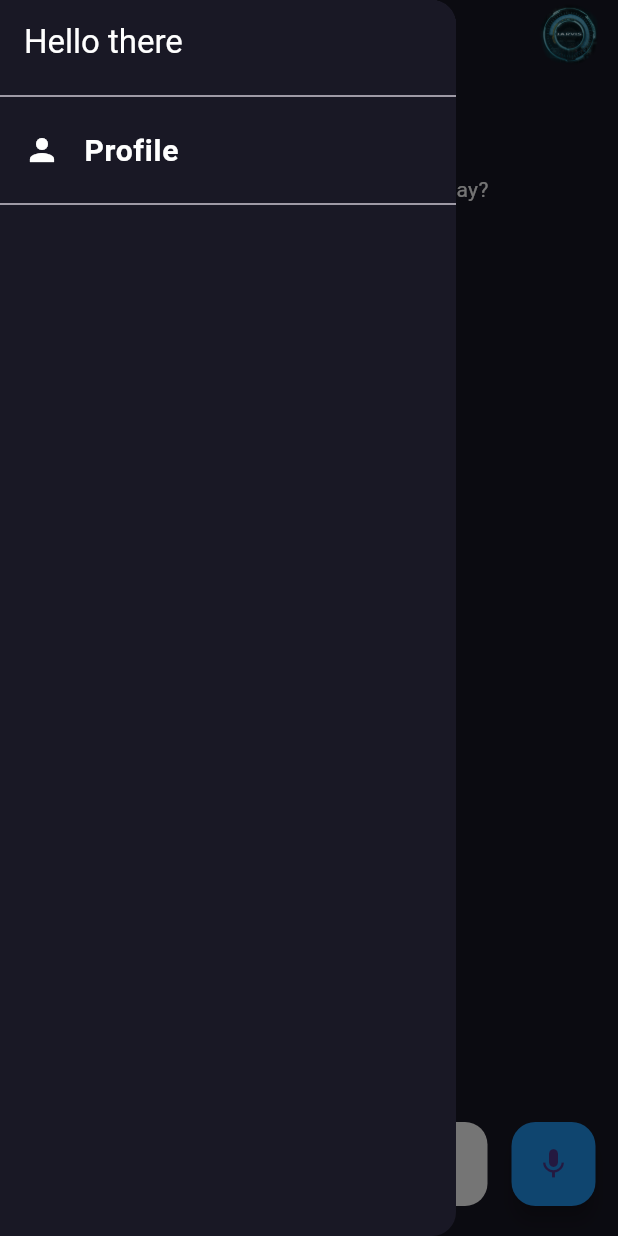
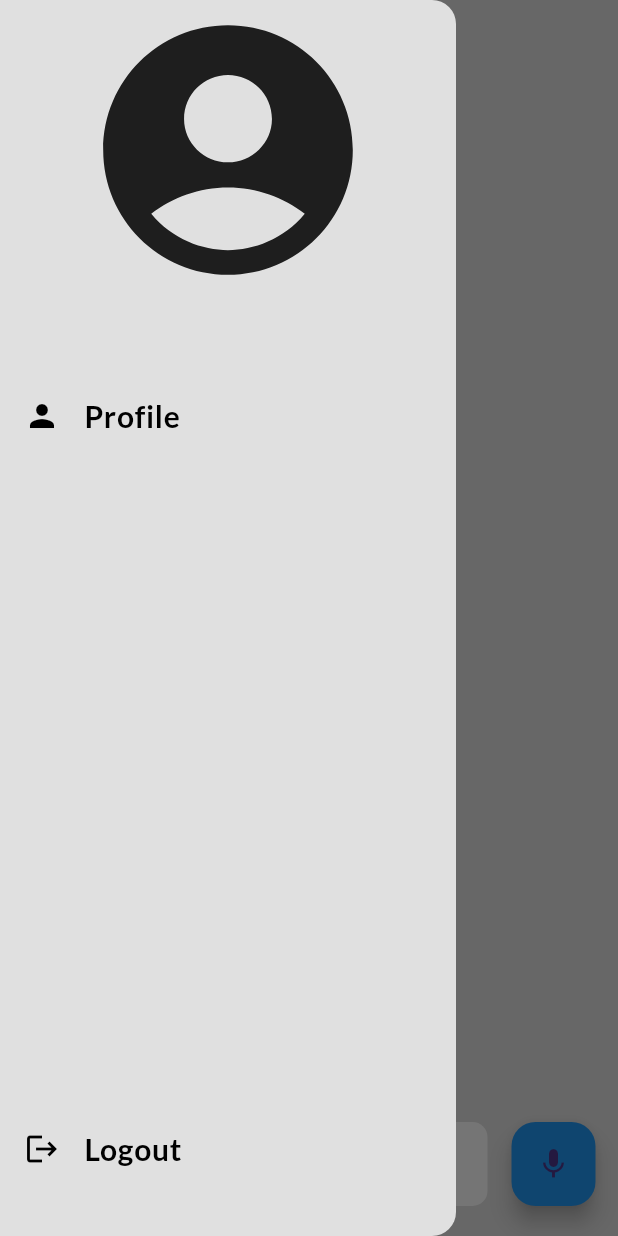
Before and after one commit to sujalutekar/Flutter-Virtual-Assistant-App, a Flutter app: the HomePage screen opened directly, with the side drawer open, on a phone screen of 412 x 824 dp. Run offline on Flutter 3.47's test engine with Material 2 defaults, Android fonts, the phone set to English and light mode, and no system bars; our stand-ins replace flutter_tts, google_fonts, shared_preferences, speech_to_text; accounts and stored records are empty.

Commit message:
Chat Item

```diff
--- /dev/null
+++ b/lib/models/http_exception.dart
@@ -0,0 +1,11 @@
+class HttpException {
+  final String message;
+
+  HttpException(this.message);
+
+  @override
+  String toString() {
+    return message;
+    // return super.toString();
+  }
+}
--- /dev/null
+++ b/lib/models/message.dart
@@ -0,0 +1,13 @@
+import 'package:flutter/material.dart';
+
+class Message {
+  final String content;
+  bool isMe;
+  final Color color;
+
+  Message({
+    required this.content,
+    required this.isMe,
+    required this.color,
+  });
+}
--- a/lib/screens/home_page.dart
+++ b/lib/screens/home_page.dart
@@ -1,16 +1,20 @@
 import 'dart:async';
+import 'dart:convert';
 
 import 'package:flutter/material.dart';
 import 'package:flutter/services.dart';
 import 'package:flutter_tts/flutter_tts.dart';
 import 'package:google_fonts/google_fonts.dart';
-import 'package:jarvis/service/secrets.dart';
 import 'package:shared_preferences/shared_preferences.dart';
 import 'package:speech_to_text/speech_recognition_result.dart';
 import 'package:speech_to_text/speech_to_text.dart';
 
+import '../service/secrets.dart';
 import '../service/openai_service.dart';
 import '../widgets/app_drawer.dart';
+import '../widgets/images.dart';
+import '../widgets/chat_item.dart';
+import '../models/message.dart';
 
 class HomePage extends StatefulWidget {
   const HomePage({super.key});
@@ -28,6 +32,8 @@ class _HomePageState extends State<HomePage> {
   String? generatedImageUrl;
   final commandController = TextEditingController();
   int seconds = 0;
+  int maxSeconds = 35;
+  final List<Message> messages = [];
 
   @override
   void initState() {
@@ -37,6 +43,10 @@ class _HomePageState extends State<HomePage> {
     systemSpeak('How may i help you today sir');
     // startTimer();
     getData();
+  }
+
+  void addMessages(Message message) {
+    messages.add(message);
   }
 
   void getData() async {
@@ -50,8 +60,8 @@ class _HomePageState extends State<HomePage> {
   }
 
   void startTimer() {
-    seconds = 35;
-    Timer.periodic(const Duration(seconds: 1), (timer) {
+    seconds = maxSeconds;
+    Timer.periodic(const Duration(milliseconds: 1700), (timer) {
       if (seconds == 0) {
         timer.cancel();
       } else {
@@ -81,68 +91,77 @@ class _HomePageState extends State<HomePage> {
     setState(() {});
   }
 
-  void onSpeechResult(SpeechRecognitionResult result) async {
-    if (result.finalResult) {
-      print("FINAL RESULT : ${result.alternates}");
-      lastWords = result.recognizedWords;
+  Future<void> promptResult() async {
+    addMessages(
+      Message(
+        content: lastWords,
+        isMe: true,
+        color: Colors.blue,
+      ),
+    );
     final speech = await openAIService.isArtPromptAI(lastWords);
 
     startTimer();
-      seconds = 35;
+    seconds = maxSeconds;
 
     if (speech.contains('https')) {
       generatedImageUrl = speech;
       generatedContent = null;
-        setState(() {});
+      setState(() {
+        addMessages(
+          Message(
+            content: generatedImageUrl.toString(),
+            isMe: false,
+            color: Colors.white,
+          ),
+        );
+      });
     } else {
       generatedImageUrl = null;
       generatedContent = speech;
-        setState(() {});
+      setState(() {
+        addMessages(
+          Message(
+            content: generatedContent.toString(),
+            isMe: false,
+            color: Colors.white,
+          ),
+        );
+      });
       await systemSpeak(speech);
     }
     if (generatedContent == 'An internal error occured') {
-        print('AlertDialog');
-        showAlertDialog();
+      print('AlertDialog was shown');
+      showAlertDialog('PLease Wait For The Time To Pass Out');
+    }
+    print('SPEECH : $speech');
+    print('List : $messages');
   }
 
-      print('SPEECH : $speech');
+  Future<void> onSpeechResult(SpeechRecognitionResult result) async {
+    if (result.finalResult) {
+      print("FINAL RESULT : ${result.alternates}");
+      lastWords = result.recognizedWords;
+      promptResult();
     }
     print(result);
   }
 
-  void onCommandResult(String result) async {
+  Future<void> onCommandResult(String result) async {
     lastWords = result;
-    final speech = await openAIService.isArtPromptAI(lastWords);
-
-    startTimer();
-    seconds = 35;
-
-    if (speech.contains('https')) {
-      generatedImageUrl = speech;
-      generatedContent = null;
-      setState(() {});
-    } else {
-      generatedImageUrl = null;
-      generatedContent = speech;
-      setState(() {});
-      await systemSpeak(speech);
-    }
-    if (generatedContent == 'An internal error occured') {
-      print('AlertDialog');
-      showAlertDialog();
-    }
+    promptResult();
   }
 
   Future<void> systemSpeak(String content) async {
     await flutterTts.speak(content);
   }
 
-  showAlertDialog() {
+  showAlertDialog(String message) {
     return showDialog(
       context: context,
       builder: (BuildContext context) {
         return AlertDialog(
-          content: const Text('Please wait for the time to pass out'),
+          content: Text(message),
           actions: [
             TextButton(
               onPressed: () => Navigator.of(context).pop(),
@@ -168,23 +187,8 @@ class _HomePageState extends State<HomePage> {
       appBar: AppBar(
         title: Text(
           'J.A.R.V.I.S.',
-          style: GoogleFonts.nunito(color: Colors.white),
+          style: GoogleFonts.nunito(color: Colors.black, fontSize: 25),
         ),
-        actions: [
-          Padding(
-            padding: const EdgeInsets.only(right: 10).copyWith(bottom: 12),
-            child: Container(
-              height: 45,
-              width: 45,
-              decoration: const BoxDecoration(
-                shape: BoxShape.circle,
-                image: DecorationImage(
-                  image: AssetImage('assets/images/jarvis.png'),
-                ),
-              ),
-            ),
-          ),
-        ],
         centerTitle: true,
         systemOverlayStyle:
             const SystemUiOverlayStyle(statusBarColor: Colors.transparent),
@@ -200,8 +204,7 @@ class _HomePageState extends State<HomePage> {
                 ? Text(
                     'Timer : $seconds',
                     style: const TextStyle(
-                      // fontStyle: FontStyle.italic,
-                      color: Colors.white,
+                      color: Colors.black,
                     ),
                   )
                 : null,
@@ -211,29 +214,37 @@ class _HomePageState extends State<HomePage> {
               child: Column(
                 children: [
                   Container(
-                    // color: Colors.amber,
                     alignment: Alignment.topCenter,
                     child: Column(
                       children: [
                         Padding(
-                          padding: const EdgeInsets.all(20).copyWith(top: 40),
-                          child: Text(
-                            (generatedContent == null &&
-                                    generatedImageUrl == null)
-                                ? 'Hello Sir, How can i assist you today?'
-                                : generatedContent ?? "",
-                            style: const TextStyle(color: Colors.white),
+                          padding: const EdgeInsets.all(10).copyWith(top: 20),
+                          child: (messages.isEmpty)
+                              ? ChatItem(
+                                  message: Message(
+                                    content: 'How can i help you',
+                                    isMe: false,
+                                    color: Colors.white,
+                                  ),
+                                )
+                              : ListView.builder(
+                                  physics: NeverScrollableScrollPhysics(),
+                                  shrinkWrap: true,
+                                  itemCount: messages.length,
+                                  itemBuilder: (ctx, i) => IgnorePointer(
+                                    child: ChatItem(
+                                      message: messages[i],
+                                    ),
+                                  ),
                                 ),
                         ),
                         // For Image
                         Padding(
                           padding: const EdgeInsets.all(10),
-                          child: ClipRRect(
-                            borderRadius: BorderRadius.circular(15),
-                            child: generatedImageUrl != null
-                                ? Image.network(generatedImageUrl!)
-                                : null,
-                          ),
+                          child: Images(
+                              imageUrl: (jsonDecode(generatedImageUrl ?? "[]")
+                                      as Iterable)
+                                  .toList()),
                         ),
                       ],
                     ),
@@ -250,7 +261,7 @@ class _HomePageState extends State<HomePage> {
                   child: Container(
                     padding: const EdgeInsets.symmetric(vertical: 4),
                     decoration: BoxDecoration(
-                      borderRadius: BorderRadius.circular(15),
+                      borderRadius: BorderRadius.circular(10),
                       color: seconds != 0 ? Colors.grey : Colors.white,
                     ),
                     child: Padding(
@@ -262,7 +273,7 @@ class _HomePageState extends State<HomePage> {
                           onCommandResult(commandController.text);
                           commandController.clear();
                           startTimer();
-                          seconds = 35;
+                          seconds = maxSeconds;
                         },
                         textInputAction: TextInputAction.done,
                         decoration: const InputDecoration(
--- a/lib/service/secrets.dart
+++ b/lib/service/secrets.dart
@@ -2,3 +2,5 @@ String openAIAPIKey = '';
 
 String bossName = '';
 String userEmailId = '';
+
+// String invalidError = '';
--- a/lib/widgets/app_drawer.dart
+++ b/lib/widgets/app_drawer.dart
@@ -1,6 +1,8 @@
 import 'package:flutter/material.dart';
-import 'package:jarvis/screens/profile_screen.dart';
-import 'package:jarvis/service/secrets.dart';
+import 'package:google_fonts/google_fonts.dart';
+
+import '../screens/profile_screen.dart';
+import '../service/secrets.dart';
 
 class AppDrawer extends StatelessWidget {
   const AppDrawer({super.key});
@@ -8,41 +10,89 @@ class AppDrawer extends StatelessWidget {
   @override
   Widget build(BuildContext context) {
     return Drawer(
-      backgroundColor: const Color(0xff191825),
+      backgroundColor: Colors.grey.shade300,
       child: SafeArea(
         child: Column(
           children: [
-            AppBar(
-              title: Text(
-                bossName.isEmpty ? 'Hello there' : 'Hello $bossName',
-                style: const TextStyle(
-                  color: Colors.white,
+            // AppBar(
+            //   title: Text(
+            //     bossName.isEmpty ? 'Hello there' : 'Hello $bossName',
+            //     style: const TextStyle(
+            //       color: Colors.white,
+            //     ),
+            //   ),
+            //   automaticallyImplyLeading: false,
+            // ),\
+            const Icon(
+              Icons.account_circle,
+              size: 200,
+              color: Colors.black87,
+            ),
+            Text(
+              bossName,
+              style: GoogleFonts.lato(
+                textStyle: const TextStyle(
+                  fontSize: 20,
                 ),
               ),
-              automaticallyImplyLeading: false,
+              // style: const TextStyle(
+              //   fontSize: 20,
+              // ),
             ),
-            const Divider(),
+            const SizedBox(
+              height: 20,
+            ),
+            // const Divider(
+            //   color: Colors.black,
+            // ),
             GestureDetector(
               onTap: () {
                 Navigator.pushNamed(context, ProfileScreen.routeName);
                 print('Pressed on listtile');
               },
-              child: const ListTile(
-                leading: Icon(
+              child: ListTile(
+                leading: const Icon(
                   Icons.person,
-                  color: Colors.white,
+                  color: Colors.black,
                 ),
                 title: Text(
                   'Profile',
-                  style: TextStyle(
-                    fontSize: 20,
-                    fontWeight: FontWeight.bold,
-                    color: Colors.white,
+                  style: GoogleFonts.lato(
+                    textStyle: const TextStyle(
+                      fontSize: 20,
+                      fontWeight: FontWeight.bold,
+                      color: Colors.black,
+                    ),
                   ),
                 ),
               ),
             ),
-            const Divider(),
+            // const Divider(
+            //   color: Colors.black,
+            // ),
+            const Spacer(),
+            GestureDetector(
+              onTap: () {},
+              child: ListTile(
+                leading: const Icon(
+                  Icons.logout,
+                  color: Colors.black,
+                ),
+                title: Text(
+                  'Logout',
+                  style: GoogleFonts.lato(
+                    textStyle: const TextStyle(
+                      fontSize: 20,
+                      fontWeight: FontWeight.bold,
+                      color: Colors.black,
+                    ),
+                  ),
+                ),
+              ),
+            ),
+            const SizedBox(
+              height: 30,
+            ),
           ],
         ),
       ),
--- a/lib/widgets/chat_item.dart
+++ b/lib/widgets/chat_item.dart
@@ -1,22 +1,42 @@
 import 'package:flutter/material.dart';
+import 'package:jarvis/models/message.dart';
 
 class ChatItem extends StatelessWidget {
-  final String text;
-  const ChatItem({super.key, required this.text});
+  final Message message;
+  // bool userMessage;
+  // final String aiMessage;
+
+  ChatItem({
+    super.key,
+    required this.message,
+    // required this.userMessage,
+    // required this.aiMessage,
+  });
 
   @override
   Widget build(BuildContext context) {
     return Row(
-      mainAxisAlignment: MainAxisAlignment.start,
+      mainAxisAlignment:
+          message.isMe ? MainAxisAlignment.end : MainAxisAlignment.start,
       children: [
-        Container(
-          constraints:
-              BoxConstraints(maxWidth: MediaQuery.of(context).size.width * 0.6),
-          decoration: BoxDecoration(
-            borderRadius: BorderRadius.circular(15),
-            color: Colors.red,
-          ),
-          child: Text(text),
+        Row(
+          mainAxisSize: MainAxisSize.min,
+          children: [
+            Container(
+              constraints: BoxConstraints(
+                  maxWidth: MediaQuery.of(context).size.width * 0.65),
+              padding: const EdgeInsets.all(8),
+              margin: const EdgeInsets.all(5),
+              decoration: BoxDecoration(
+                color: message.color,
+                borderRadius: BorderRadius.circular(8),
+              ),
+              child: Text(
+                message.content,
+                // textAlign: userMessage ? TextAlign.end : TextAlign.start,
+              ),
+            ),
+          ],
         ),
       ],
     );
```
Also changed, not shown: lib/main.dart (+10 -9 lines), lib/screens/add_new_api_screen.dart (+1 -6 lines), lib/screens/profile_screen.dart (+15 -90 lines), lib/service/openai_service.dart (+25 -7 lines), lib/widgets/images.dart (added, +37 -0 lines), lib/widgets/textformfield.dart (added, +46 -0 lines), pubspec.lock, 1 other file. Lines whose indentation alone changed are shown as unchanged.
